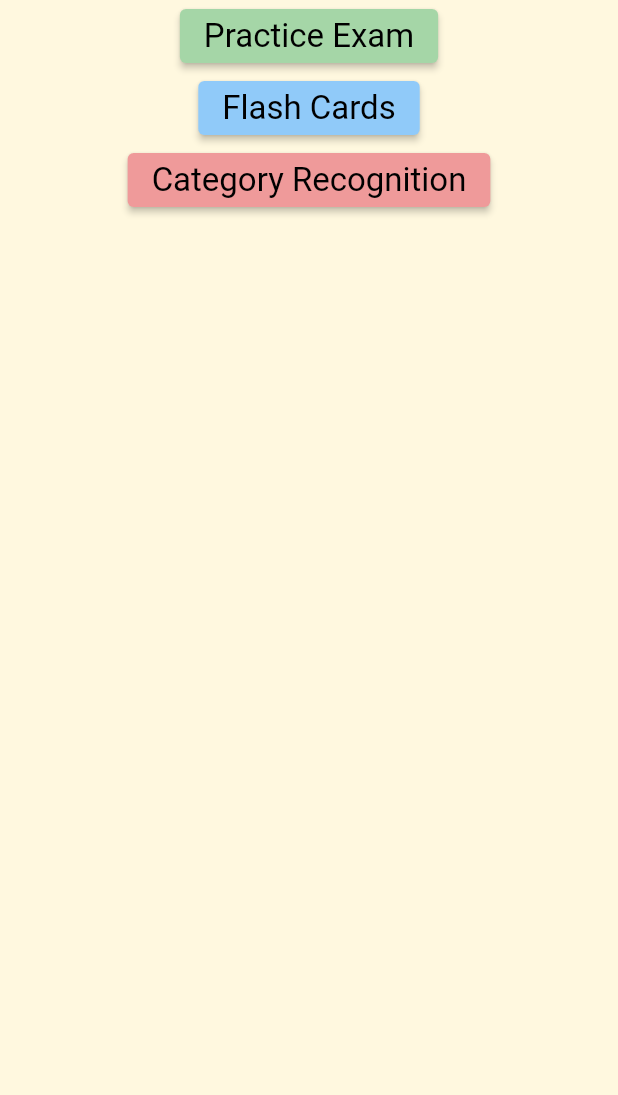
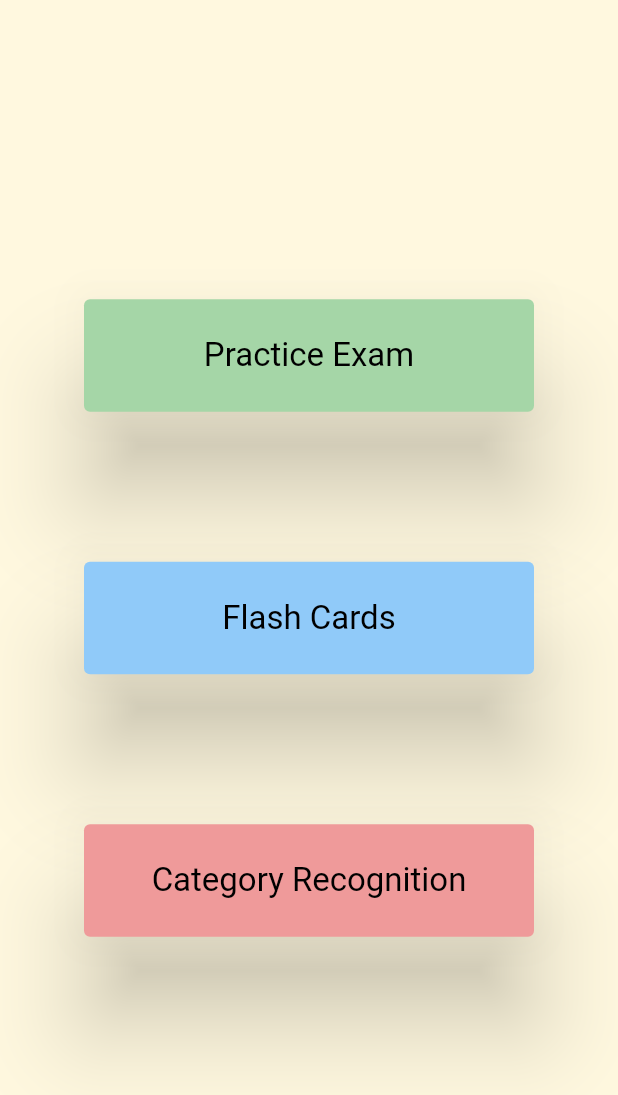
Before and after one commit to bsalloum123/lsat_prep_app_2, a Flutter app: the homePage screen opened directly, on a phone screen of 412 x 824 dp. Shown: the top 1095 px of the screen. Run offline on Flutter 3.47's test engine with Material 2 defaults, Android fonts, the phone set to English and light mode, and no system bars; our stand-ins replace cloud_firestore, firebase_auth, firebase_core; accounts and stored records are empty.

Commit message:
Button styling change on home page

```diff
--- a/lib/homePage.dart
+++ b/lib/homePage.dart
@@ -43,33 +43,49 @@ class homeBody extends StatelessWidget {
     return Center(
         child:
         Column(
+          mainAxisAlignment: MainAxisAlignment.center,
           children: [
-            ElevatedButton(
+            Padding(
+              padding: const EdgeInsets.all(50.0),
+              child: ElevatedButton(
                 style: ElevatedButton.styleFrom(
                     backgroundColor: Colors.green[200],
-                  textStyle: lsatTextStyle),
+                    textStyle: lsatTextStyle,
+                    minimumSize: const Size(300, 75),
+                    elevation: 30), // adding margin
                 onPressed: (){
                   Navigator.of(context).push(MaterialPageRoute(builder: (BuildContext context){
                     return const pTestDesign();}),);
                 }, child: const Text('Practice Exam'),
               ),
-            ElevatedButton(
+            ),
+            Padding(
+              padding: const EdgeInsets.all(50.0),
+              child: ElevatedButton(
                 style: ElevatedButton.styleFrom(
                     backgroundColor: Colors.blue[200],
-                  textStyle: lsatTextStyle),
+                    textStyle: lsatTextStyle,
+                    minimumSize: const Size(300, 75),
+                    elevation: 30),
                 onPressed: (){
                   Navigator.of(context).push(MaterialPageRoute(builder: (BuildContext context){
                     return const flashCardDesign();}),);
                 }, child: const Text('Flash Cards'),
               ),
-            ElevatedButton(
+            ),
+            Padding(
+              padding: const EdgeInsets.all(50.0),
+              child: ElevatedButton(
                 style: ElevatedButton.styleFrom(
                     backgroundColor: Colors.red[200],
-                  textStyle: lsatTextStyle),
+                    textStyle: lsatTextStyle,
+                    minimumSize: const Size(300, 75),
+                    elevation: 30), // adding margin
                 onPressed: (){
                   Navigator.of(context).push(MaterialPageRoute(builder: (BuildContext context){
                     return const cateRecogDesign();}),);
                 }, child: const Text('Category Recognition'),
+              ),
             )
           ],
         ),
```
Lines whose indentation alone changed are shown as unchanged.
